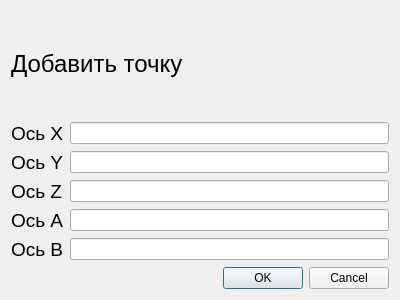
The window that KAMEditor/gui/points/addpointdialog.ui (Xtail96/SML) describes before a commit, drawn with Qt 5.
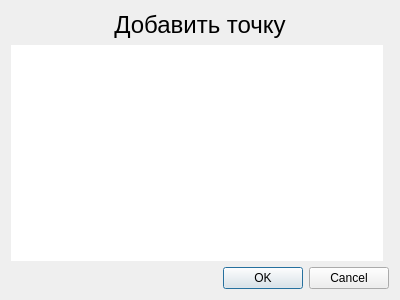
The same window after the commit.

Patch:
```diff
--- a/KAMEditor/gui/points/addpointdialog.ui
+++ b/KAMEditor/gui/points/addpointdialog.ui
@@ -14,6 +14,19 @@
    <string>Добавить точку</string>
   </property>
   <layout class="QGridLayout" name="gridLayout">
+   <item row="1" column="0">
+    <widget class="QTableWidget" name="addPointArgumentsTableWidget">
+     <property name="frameShape">
+      <enum>QFrame::NoFrame</enum>
+     </property>
+     <property name="editTriggers">
+      <set>QAbstractItemView::DoubleClicked|QAbstractItemView::EditKeyPressed</set>
+     </property>
+     <property name="alternatingRowColors">
+      <bool>true</bool>
+     </property>
+    </widget>
+   </item>
    <item row="0" column="0" colspan="2">
     <widget class="QLabel" name="add_point_title_label">
      <property name="font">
@@ -24,84 +37,12 @@
      <property name="text">
       <string>Добавить точку</string>
      </property>
-    </widget>
-   </item>
-   <item row="1" column="0">
-    <widget class="QLabel" name="add_point_label_axis_x">
-     <property name="font">
-      <font>
-       <pointsize>14</pointsize>
-      </font>
+     <property name="alignment">
+      <set>Qt::AlignCenter</set>
      </property>
-     <property name="text">
-      <string>Ось X</string>
-     </property>
     </widget>
    </item>
-   <item row="1" column="1">
-    <widget class="QLineEdit" name="add_point_lineEdit_axis_x"/>
-   </item>
-   <item row="2" column="0">
-    <widget class="QLabel" name="add_point_label_axis_y">
-     <property name="font">
-      <font>
-       <pointsize>14</pointsize>
-      </font>
-     </property>
-     <property name="text">
-      <string>Ось Y</string>
-     </property>
-    </widget>
-   </item>
-   <item row="2" column="1">
-    <widget class="QLineEdit" name="add_point_lineEdit_axis_y"/>
-   </item>
-   <item row="3" column="0">
-    <widget class="QLabel" name="add_point_label_axis_z">
-     <property name="font">
-      <font>
-       <pointsize>14</pointsize>
-      </font>
-     </property>
-     <property name="text">
-      <string>Ось Z</string>
-     </property>
-    </widget>
-   </item>
-   <item row="3" column="1">
-    <widget class="QLineEdit" name="add_point_lineEdit_axis_z"/>
-   </item>
-   <item row="4" column="0">
-    <widget class="QLabel" name="add_point_label_axis_a">
-     <property name="font">
-      <font>
-       <pointsize>14</pointsize>
-      </font>
-     </property>
-     <property name="text">
-      <string>Ось A</string>
-     </property>
-    </widget>
-   </item>
-   <item row="4" column="1">
-    <widget class="QLineEdit" name="add_point_lineEdit_axis_a"/>
-   </item>
-   <item row="5" column="0">
-    <widget class="QLabel" name="add_point_label_axis_b">
-     <property name="font">
-      <font>
-       <pointsize>14</pointsize>
-      </font>
-     </property>
-     <property name="text">
-      <string>Ось B</string>
-     </property>
-    </widget>
-   </item>
-   <item row="5" column="1">
-    <widget class="QLineEdit" name="add_point_lineEdit_axis_b"/>
-   </item>
-   <item row="6" column="0" colspan="2">
+   <item row="2" column="0" colspan="2">
     <widget class="QDialogButtonBox" name="buttonBox">
      <property name="orientation">
       <enum>Qt::Horizontal</enum>
```
